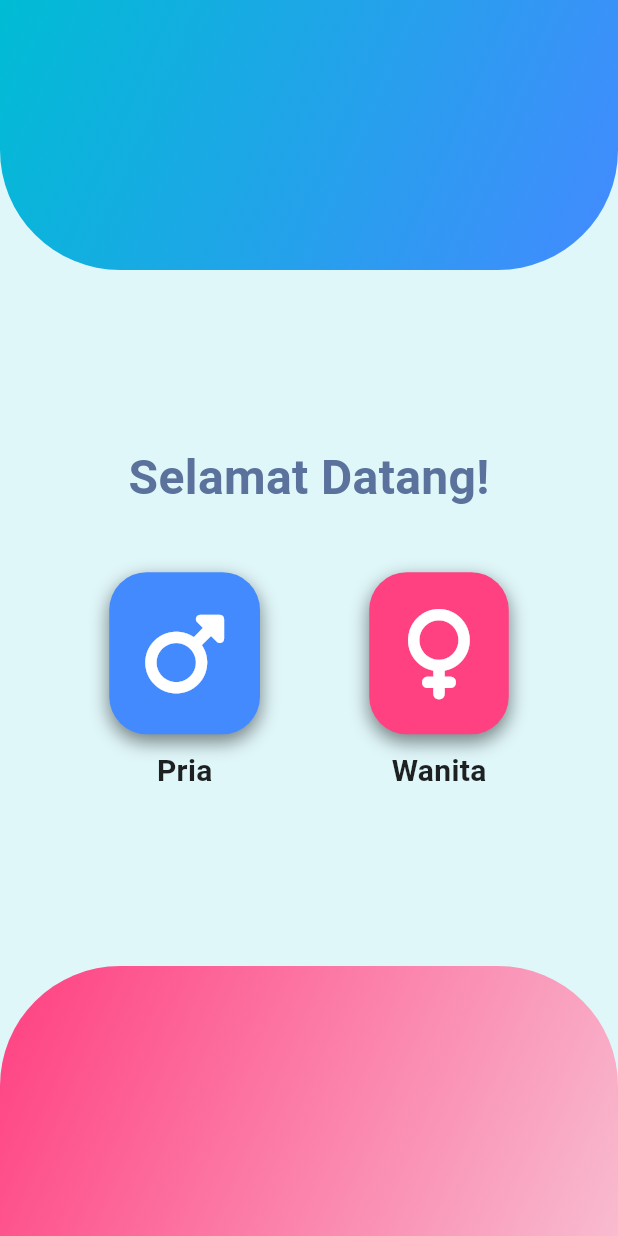
After one commit to johanmaxwell/public_toilet_app, a Flutter app: the screen it shows after launch, on a phone screen of 412 x 824 dp. The commit adds this screen. Run offline on Flutter 3.47's test engine with Material 3 defaults, Android fonts, the phone set to English and light mode, and no system bars; our stand-ins replace cloud_firestore, firebase_auth, firebase_core, firebase_messaging, flutter_local_notifications, font_awesome_flutter; accounts and stored records are empty; network calls fail; statements that could not run were skipped.

Commit message:
refactored some

```diff
--- /dev/null
+++ b/lib/decoration/fade_in.dart
@@ -0,0 +1,46 @@
+import 'package:flutter/material.dart';
+
+class FadeIn extends StatefulWidget {
+  final Widget child;
+  final Duration delay;
+  final Duration duration;
+
+  const FadeIn({
+    super.key,
+    required this.child,
+    this.delay = const Duration(milliseconds: 500),
+    this.duration = const Duration(milliseconds: 600),
+  });
+
+  @override
+  State<FadeIn> createState() => _FadeInState();
+}
+
+class _FadeInState extends State<FadeIn> with TickerProviderStateMixin {
+  late final AnimationController _controller;
+  late final Animation<double> _animation;
+
+  @override
+  void initState() {
+    super.initState();
+
+    _controller = AnimationController(vsync: this, duration: widget.duration);
+
+    _animation = CurvedAnimation(parent: _controller, curve: Curves.easeIn);
+
+    Future.delayed(widget.delay, () {
+      if (mounted) _controller.forward();
+    });
+  }
+
+  @override
+  void dispose() {
+    _controller.dispose();
+    super.dispose();
+  }
+
+  @override
+  Widget build(BuildContext context) {
+    return FadeTransition(opacity: _animation, child: widget.child);
+  }
+}
--- /dev/null
+++ b/lib/decoration/page_decoration.dart
@@ -0,0 +1,104 @@
+import 'package:flutter/material.dart';
+
+class PageDecoration extends StatefulWidget {
+  const PageDecoration({super.key});
+
+  @override
+  State<PageDecoration> createState() => _PageDecorationState();
+}
+
+class _PageDecorationState extends State<PageDecoration>
+    with TickerProviderStateMixin {
+  late final AnimationController _topCurveController;
+  late final AnimationController _bottomCurveController;
+  late final Animation<Offset> _topOffsetAnimation;
+  late final Animation<Offset> _bottomOffsetAnimation;
+
+  @override
+  void initState() {
+    super.initState();
+
+    _topCurveController = AnimationController(
+      vsync: this,
+      duration: const Duration(milliseconds: 800),
+    );
+
+    _bottomCurveController = AnimationController(
+      vsync: this,
+      duration: const Duration(milliseconds: 800),
+    );
+
+    _topOffsetAnimation = Tween<Offset>(
+      begin: const Offset(0, -1),
+      end: Offset.zero,
+    ).animate(
+      CurvedAnimation(parent: _topCurveController, curve: Curves.easeOut),
+    );
+
+    _bottomOffsetAnimation = Tween<Offset>(
+      begin: const Offset(0, 1),
+      end: Offset.zero,
+    ).animate(
+      CurvedAnimation(parent: _bottomCurveController, curve: Curves.easeOut),
+    );
+
+    _topCurveController.forward();
+    _bottomCurveController.forward();
+  }
+
+  @override
+  void dispose() {
+    _topCurveController.dispose();
+    _bottomCurveController.dispose();
+    super.dispose();
+  }
+
+  @override
+  Widget build(BuildContext context) {
+    return Stack(
+      children: [
+        // Top Curve Animation
+        Align(
+          alignment: Alignment.topCenter,
+          child: SlideTransition(
+            position: _topOffsetAnimation,
+            child: Container(
+              height: 180,
+              decoration: const BoxDecoration(
+                gradient: LinearGradient(
+                  colors: [Colors.cyan, Colors.blueAccent],
+                  begin: Alignment.topLeft,
+                  end: Alignment.bottomRight,
+                ),
+                borderRadius: BorderRadius.vertical(
+                  bottom: Radius.circular(80),
+                ),
+              ),
+            ),
+          ),
+        ),
+
+        // Bottom Curve Animation
+        Align(
+          alignment: Alignment.bottomCenter,
+          child: SlideTransition(
+            position: _bottomOffsetAnimation,
+            child: Container(
+              height: 180,
+              decoration: BoxDecoration(
+                gradient: LinearGradient(
+                  colors: [Colors.pinkAccent, Colors.pink.shade100],
+                  begin: Alignment.topLeft,
+                  end: Alignment.bottomRight,
+                ),
+                borderRadius: const BorderRadius.vertical(
+                  top: Radius.circular(80),
+                ),
+              ),
+            ),
+          ),
+        ),
+      ],
+    );
+  }
+}
--- /dev/null
+++ b/lib/pages/gender_selection/gender_button.dart
@@ -0,0 +1,52 @@
+import 'package:flutter/material.dart';
+import 'package:font_awesome_flutter/font_awesome_flutter.dart';
+
+class GenderButton extends StatelessWidget {
+  final IconData icon;
+  final String label;
+  final VoidCallback onTap;
+  final Color color;
+
+  const GenderButton({
+    super.key,
+    required this.icon,
+    required this.label,
+    required this.onTap,
+    required this.color,
+  });
+
+  @override
+  Widget build(BuildContext context) {
+    return GestureDetector(
+      onTap: onTap,
+      child: Column(
+        children: [
+          Container(
+            padding: const EdgeInsets.all(24),
+            decoration: BoxDecoration(
+              color: color,
+              borderRadius: BorderRadius.circular(25),
+              boxShadow: const [
+                BoxShadow(
+                  color: Color.fromARGB(125, 0, 0, 0),
+                  blurRadius: 10,
+                  offset: Offset(0, 5),
+                ),
+              ],
+            ),
+            child: FaIcon(icon, color: Colors.white, size: 60),
+          ),
+          const SizedBox(height: 10),
+          Text(
+            label,
+            style: const TextStyle(
+              fontSize: 20,
+              fontWeight: FontWeight.bold,
+              color: Colors.black87,
+            ),
+          ),
+        ],
+      ),
+    );
+  }
+}
--- /dev/null
+++ b/lib/pages/gender_selection/gender_selection_page.dart
@@ -0,0 +1,64 @@
+import 'package:flutter/material.dart';
+import 'package:font_awesome_flutter/font_awesome_flutter.dart';
+import 'package:public_app/pages/data_page.dart';
+import 'package:public_app/decoration/page_decoration.dart';
+import 'package:public_app/decoration/fade_in.dart';
+import 'package:public_app/pages/gender_selection/gender_button.dart';
+
+class GenderSelectionPage extends StatelessWidget {
+  const GenderSelectionPage({super.key});
+
+  void _navigateToDataPage(BuildContext context, String gender) {
+    Navigator.push(
+      context,
+      MaterialPageRoute(builder: (context) => DataPage(gender: gender)),
+    );
+  }
+
+  @override
+  Widget build(BuildContext context) {
+    return Scaffold(
+      backgroundColor: Colors.cyan[50],
+      body: Stack(
+        children: [
+          const PageDecoration(),
+          Center(
+            child: FadeIn(
+              child: Column(
+                mainAxisSize: MainAxisSize.min,
+                children: [
+                  const Text(
+                    'Selamat Datang!',
+                    style: TextStyle(
+                      fontSize: 32,
+                      fontWeight: FontWeight.bold,
+                      color: Color.fromARGB(255, 91, 115, 156),
+                    ),
+                  ),
+                  const SizedBox(height: 40),
+                  Row(
+                    mainAxisAlignment: MainAxisAlignment.spaceEvenly,
+                    children: [
+                      GenderButton(
+                        icon: FontAwesomeIcons.mars,
+                        label: 'Pria',
+                        onTap: () => _navigateToDataPage(context, 'pria'),
+                        color: Colors.blueAccent,
+                      ),
+                      GenderButton(
+                        icon: FontAwesomeIcons.venus,
+                        label: 'Wanita',
+                        onTap: () => _navigateToDataPage(context, 'wanita'),
+                        color: Colors.pinkAccent,
+                      ),
+                    ],
+                  ),
+                ],
+              ),
+            ),
+          ),
+        ],
+      ),
+    );
+  }
+}
```
Also changed, not shown: lib/main.dart (+3 -74 lines), lib/pages/gender_selection_page.dart (deleted, +0 -210 lines), lib/utils/notification_service.dart (added, +74 -0 lines).
